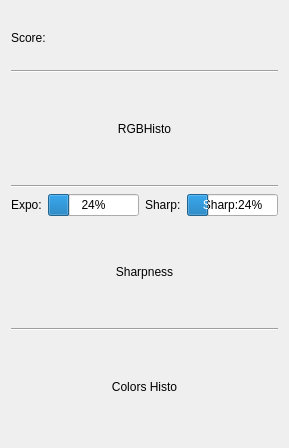
Old version of the form ui/imageinfowidget.ui in the repository athoune/Ema.
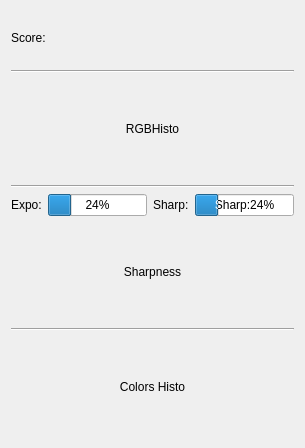
New version of the form. Icons and pictures are not drawn.

Commit message: Added tooltips on buttons and lineedits Added header with copyright and licence information

Patch:
```diff
--- a/ui/imageinfowidget.ui
+++ b/ui/imageinfowidget.ui
@@ -6,7 +6,7 @@
    <rect>
     <x>0</x>
     <y>0</y>
-    <width>239</width>
+    <width>305</width>
     <height>448</height>
    </rect>
   </property>
```
Left out of the diff: 18 changed lines with no effect on the pictures. The commit also changes 6 other files.
